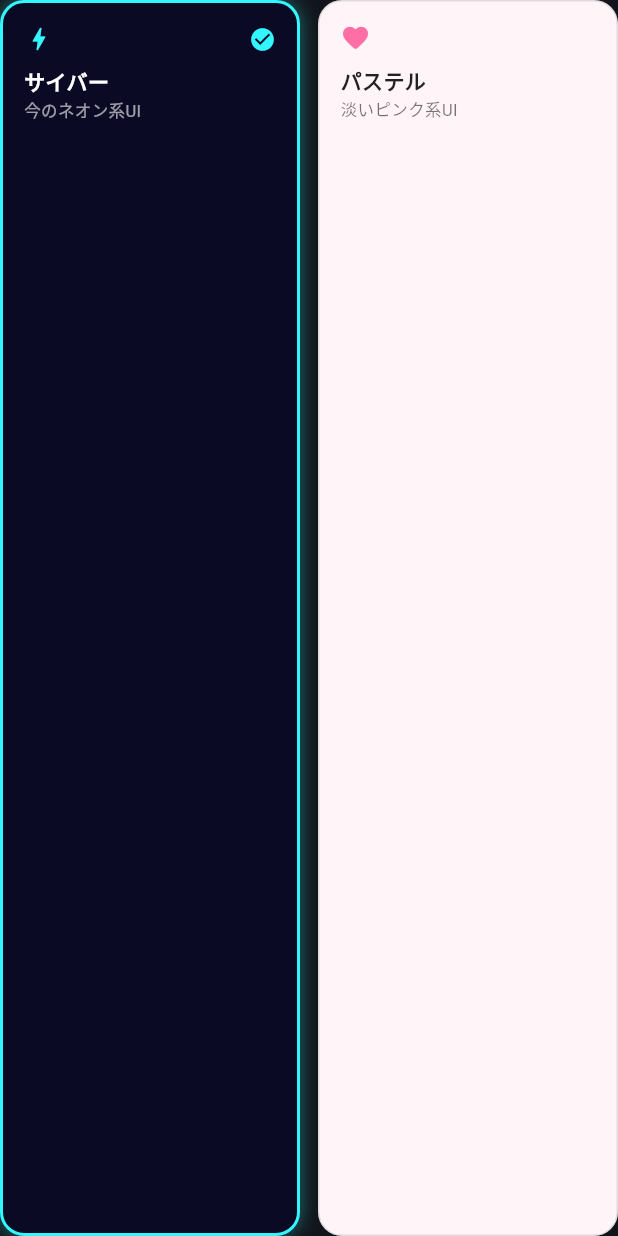
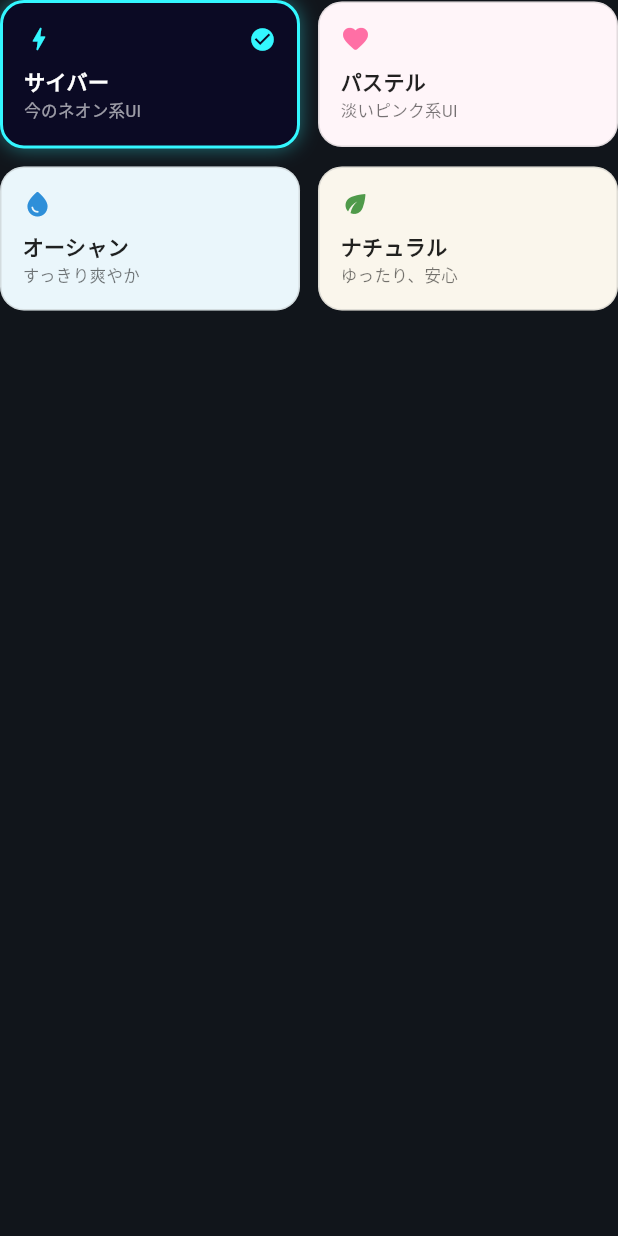
Before and after one commit to DIGIT-KITAQ-2026/Yellow_SNSeducation, a Flutter app: the _ThemePicker widget shown alone on an empty page, opened directly with empty values, on a phone screen of 412 x 824 dp. Run offline on Flutter 3.47's test engine with Material 3 defaults, Android fonts, the phone set to English and light mode, and no system bars; our stand-ins replace flutter_dotenv, flutter_svg, geolocator, image_picker, shared_preferences, supabase_flutter; accounts and stored records are empty.

Commit message:
テーマにオーシャン・ナチュラルを追加
サイバー/パステルに加えて、青系のオーシャンと緑・クリーム系の
ナチュラルの2テーマを選べるように。テーマ選択UIは2x2のカード
グリッドに変更。

Co-Authored-By: Claude Sonnet 5 <noreply@anthropic.com>

```diff
--- a/lib/screens/account_info_screen.dart
+++ b/lib/screens/account_info_screen.dart
@@ -391,7 +391,9 @@ class _ThemePicker extends StatelessWidget {
     if (child == null) return const SizedBox.shrink();
     final current = ThemeController.instance.kindFor(child);
 
-    return Row(
+    return Column(
+      children: [
+        Row(
           children: [
             Expanded(
               child: _ThemeOptionCard(
@@ -417,6 +419,38 @@ class _ThemePicker extends StatelessWidget {
                 onTap: () => ThemeController.instance.setKind(child, AppThemeKind.pastel),
                 palette: palette,
               ),
+            ),
+          ],
+        ),
+        const SizedBox(height: 12),
+        Row(
+          children: [
+            Expanded(
+              child: _ThemeOptionCard(
+                label: 'オーシャン',
+                description: 'すっきり爽やか',
+                icon: Icons.water_drop_rounded,
+                previewColor: AppPalette.ocean.accent,
+                previewBackground: AppPalette.ocean.scaffoldBackground,
+                selected: current == AppThemeKind.ocean,
+                onTap: () => ThemeController.instance.setKind(child, AppThemeKind.ocean),
+                palette: palette,
+              ),
+            ),
+            const SizedBox(width: 12),
+            Expanded(
+              child: _ThemeOptionCard(
+                label: 'ナチュラル',
+                description: 'ゆったり、安心',
+                icon: Icons.eco_rounded,
+                previewColor: AppPalette.natural.accent,
+                previewBackground: AppPalette.natural.scaffoldBackground,
+                selected: current == AppThemeKind.natural,
+                onTap: () => ThemeController.instance.setKind(child, AppThemeKind.natural),
+                palette: palette,
+              ),
+            ),
+          ],
         ),
       ],
     );
--- a/lib/theme/app_palette.dart
+++ b/lib/theme/app_palette.dart
@@ -2,7 +2,7 @@ import 'package:flutter/material.dart';
 
 /// 子どもが選べるテーマの種類。保護者は常に [AppPalette.parentWhite] になる
 /// ため、ここには含めない。
-enum AppThemeKind { cyberpunk, pastel }
+enum AppThemeKind { cyberpunk, pastel, ocean, natural }
 
 /// 画面全体の配色一式。背景・カード・ナビゲーション・文字色をまとめて持つ。
 ///
@@ -78,6 +78,10 @@ class AppPalette {
         return cyberpunk;
       case AppThemeKind.pastel:
         return pastel;
+      case AppThemeKind.ocean:
+        return ocean;
+      case AppThemeKind.natural:
+        return natural;
     }
   }
 
@@ -137,6 +141,62 @@ class AppPalette {
     inputBorder: Color(0xFFFFD6E8),
   );
 
+  /// 🌊 Ocean: 「すっきり爽やか!」青・水色・白基調。ロボットの水色とも相性がいい。
+  static const ocean = AppPalette(
+    isDark: false,
+    scaffoldBackground: Color(0xFFEAF6FB),
+    backgroundGradient: [Color(0xFFF2FBFF), Color(0xFFDDF1FB), Color(0xFFCCE8FA)],
+    showSkyline: false,
+    surface: Color(0xFFFFFFFF),
+    surfaceAlt: Color(0xFFE1F1FA),
+    cardBorder: Color(0xFFBBDFF0),
+    cardShadow: Color(0xFFA9D7EE),
+    accent: Color(0xFF2E8FD9),
+    accentOn: Colors.white,
+    accentSecondary: Color(0xFF4FC3D9),
+    textPrimary: Color(0xFF16324F),
+    textSecondary: Color(0xFF4E7290),
+    textDisabled: Color(0xFFA9C0D2),
+    danger: Color(0xFFE0545A),
+    warning: Color(0xFFD79B3E),
+    good: Color(0xFF2FA98A),
+    navBackground: Color(0xFFFFFFFF),
+    navBorder: Color(0xFFBBDFF0),
+    navSelected: Color(0xFF2E8FD9),
+    navUnselected: Color(0xFF9DB8CB),
+    dialogBackground: Color(0xFFFFFFFF),
+    inputFill: Color(0xFFEFFAFF),
+    inputBorder: Color(0xFFBBDFF0),
+  );
+
+  /// 🌿 Natural: 「ゆったり、安心」緑・クリーム・ベージュ基調。
+  static const natural = AppPalette(
+    isDark: false,
+    scaffoldBackground: Color(0xFFFAF6EC),
+    backgroundGradient: [Color(0xFFFBF8EF), Color(0xFFF3EEDD), Color(0xFFE8F0DE)],
+    showSkyline: false,
+    surface: Color(0xFFFFFFFF),
+    surfaceAlt: Color(0xFFF0EAD6),
+    cardBorder: Color(0xFFDCCFA0),
+    cardShadow: Color(0xFFD3C7A0),
+    accent: Color(0xFF4F9A4A),
+    accentOn: Colors.white,
+    accentSecondary: Color(0xFFE0B15A),
+    textPrimary: Color(0xFF3B3223),
+    textSecondary: Color(0xFF7A6F55),
+    textDisabled: Color(0xFFC9BFA0),
+    danger: Color(0xFFD1544F),
+    warning: Color(0xFFD79B2E),
+    good: Color(0xFF3F8F52),
+    navBackground: Color(0xFFFFFFFF),
+    navBorder: Color(0xFFE3D9B8),
+    navSelected: Color(0xFF4F9A4A),
+    navUnselected: Color(0xFFB4A98A),
+    dialogBackground: Color(0xFFFFFFFF),
+    inputFill: Color(0xFFF6F1E1),
+    inputBorder: Color(0xFFE3D9B8),
+  );
+
   /// 保護者用の落ち着いた白基調テーマ。
   static const parentWhite = AppPalette(
     isDark: false,
```
Lines whose indentation alone changed are shown as unchanged.
